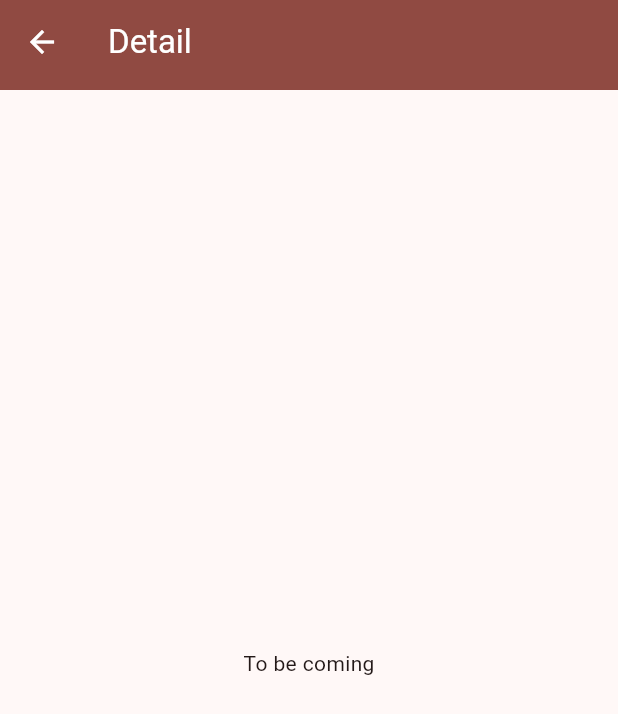
After one commit to Ladriel/flutter_formation, a Flutter app: the screen it shows after launch, after a tap on "Bulbizarre", on a phone screen of 412 x 824 dp. The commit adds this screen. Shown: the top 714 px of the screen. Run offline on Flutter 3.47's test engine with Material 2 defaults, Android fonts, the phone set to English and light mode, and no system bars.

Commit message:
basic route to detail screen + detail content + appbar back color

```diff
--- a/lib/core/strings.dart
+++ b/lib/core/strings.dart
@@ -3,4 +3,5 @@ class Strings {
   static const homeTitle = "Home";
   static const pokedexTab = "Pokedex";
   static const favoritesTab = "Favorites";
+  static const detailScreenTitle = "Detail";
 }
--- /dev/null
+++ b/lib/views/screens/detail/pokemon_detail_screen.dart
@@ -0,0 +1,21 @@
+import 'package:flutter/material.dart';
+import 'package:flutter_formation/views/widgets/header_bar.dart';
+
+import 'package:flutter_formation/core/strings.dart';
+
+class PokemonDetailScreen extends StatefulWidget {
+  const PokemonDetailScreen({super.key});
+
+  @override
+  State<PokemonDetailScreen> createState() => _PokemonDetailScreenState();
+}
+
+class _PokemonDetailScreenState extends State<PokemonDetailScreen> {
+  @override
+  Widget build(BuildContext context) {
+    return Scaffold(
+      appBar: HeaderBar(title: Strings.detailScreenTitle,),
+      body: Center(child: Text("To be coming"),),
+    );
+  }
+}
--- a/lib/views/screens/pokedex/components/pokedex_entry_card.dart
+++ b/lib/views/screens/pokedex/components/pokedex_entry_card.dart
@@ -1,6 +1,7 @@
 import 'package:flutter/material.dart';
 
 import 'package:flutter_formation/data/models/pokedex_entry.dart';
+import 'package:flutter_formation/views/screens/detail/pokemon_detail_screen.dart';
 
 class PokedexEntryCard extends StatelessWidget {
   final PokedexEntry entry;
@@ -17,6 +18,13 @@ class PokedexEntryCard extends StatelessWidget {
   Widget build(BuildContext context) {
     return SizedBox(
       height: 60,
+      child: InkWell(
+        onTap: () {
+          Navigator.push(
+            context,
+            MaterialPageRoute(builder: (context) => PokemonDetailScreen()),
+          );
+        },
         child: Card(
           color: theme.colorScheme.background,
           child: Center(
@@ -29,6 +37,7 @@ class PokedexEntryCard extends StatelessWidget {
             ),
           ),
         ),
+      ),
     );
   }
 }
--- a/lib/views/widgets/header_bar.dart
+++ b/lib/views/widgets/header_bar.dart
@@ -12,6 +12,7 @@ class HeaderBar extends StatelessWidget implements PreferredSizeWidget {
   Widget build(BuildContext context) {
     ThemeData theme = Theme.of(context);
     return AppBar(
+      iconTheme: IconThemeData(color: theme.colorScheme.onPrimary),
       backgroundColor: theme.colorScheme.primary,
       title: Text(title, style: TextStyle(color: theme.colorScheme.onPrimary),),
     );
```
Lines whose indentation alone changed are shown as unchanged.
